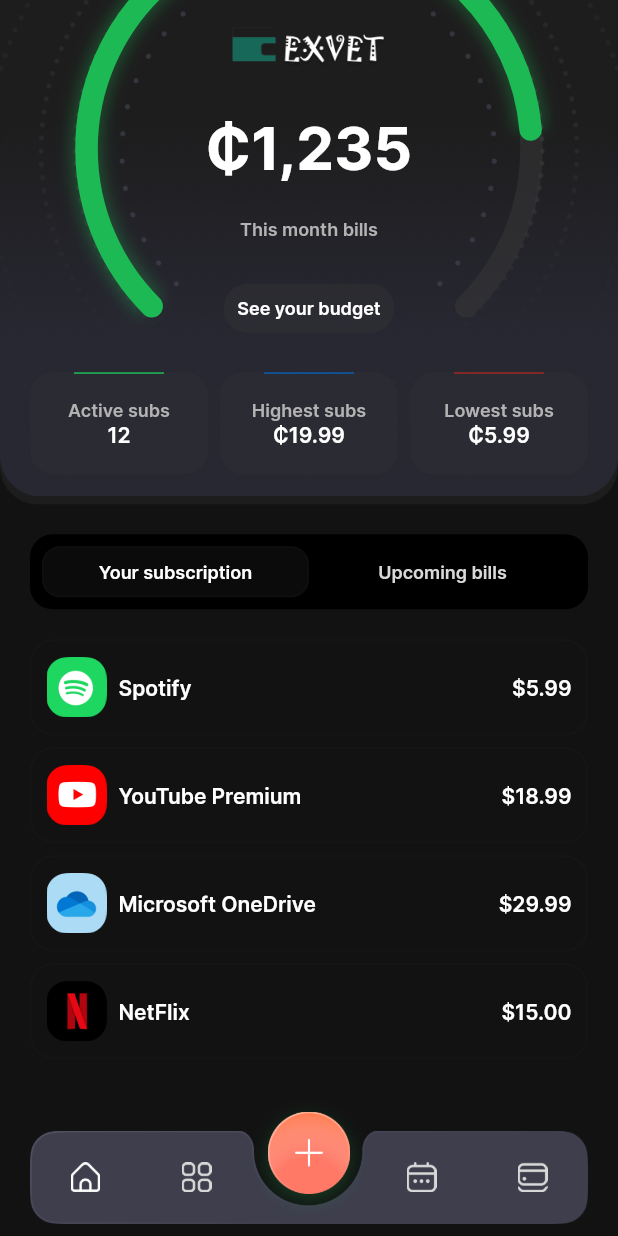
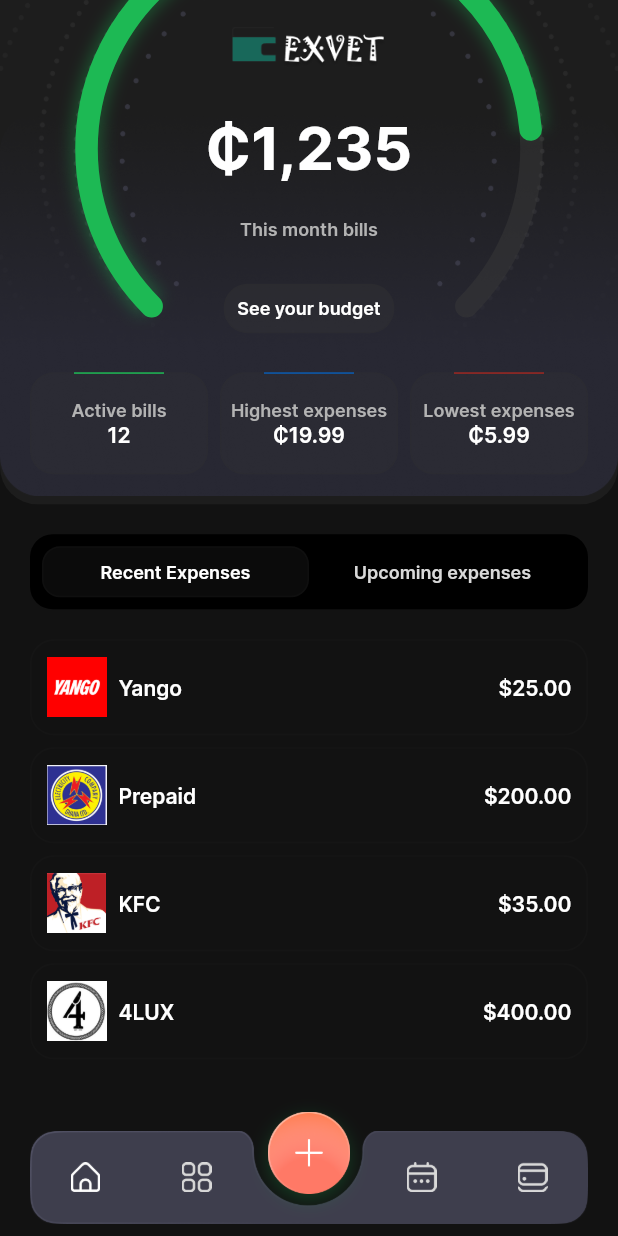
Before and after one commit to NotEkluCalvin/MiniProject_MobileApp, a Flutter app: the screen it shows after launch, scrolled down 117 dp, on a phone screen of 412 x 824 dp. Run offline on Flutter 3.47's test engine with Material 3 defaults, Android fonts, the phone set to English and light mode, and no system bars; our stand-ins replace carousel_slider, dotted_border, scrollable_positioned_list.

Commit message:
Update expenses & bills

```diff
--- a/lib/view/home/home_view.dart
+++ b/lib/view/home/home_view.dart
@@ -19,33 +19,17 @@ class HomeView extends StatefulWidget {
 class _HomeViewState extends State<HomeView> {
   bool isSubscription = true;
   List subArr = [
-    {"name": "Spotify", "icon": "assets/img/spotify_logo.png", "price": "5.99"},
-    {
-      "name": "YouTube Premium",
-      "icon": "assets/img/youtube_logo.png",
-      "price": "18.99"
-    },
-    {
-      "name": "Microsoft OneDrive",
-      "icon": "assets/img/onedrive_logo.png",
-      "price": "29.99"
-    },
-    {"name": "NetFlix", "icon": "assets/img/netflix_logo.png", "price": "15.00"}
+    {"name": "Yango", "icon": "assets/img/yango_logo.png", "price": "25.00"},
+    {"name": "Prepaid", "icon": "assets/img/ecg_logo.png", "price": "200.00"},
+    {"name": "KFC", "icon": "assets/img/kfc_logo.png", "price": "35.00"},
+    {"name": "4LUX", "icon": "assets/img/4lux_logo.png", "price": "400.00"}
   ];
 
   List bilArr = [
-    {"name": "Spotify", "date": DateTime(2024, 08, 08), "price": "5.99"},
-    {
-      "name": "YouTube Premium",
-      "date": DateTime(2024, 08, 08),
-      "price": "18.99"
-    },
-    {
-      "name": "Microsoft OneDrive",
-      "date": DateTime(2024, 08, 08),
-      "price": "29.99"
-    },
-    {"name": "NetFlix", "date": DateTime(2024, 08, 08), "price": "15.00"}
+    {"name": "Yango", "date": DateTime(2024, 08, 08), "price": "25.00"},
+    {"name": "Prepaid", "date": DateTime(2024, 25, 08), "price": "200.00"},
+    {"name": "KFC", "date": DateTime(2024, 08, 08), "price": "35.00"},
+    {"name": "4LUX", "date": DateTime(2024, 17, 08), "price": "400.00"}
   ];
 
   @override
@@ -164,7 +148,7 @@ class _HomeViewState extends State<HomeView> {
                           children: [
                             Expanded(
                               child: StatusButton(
-                                title: "Active subs",
+                                title: "Active bills",
                                 value: "12",
                                 statusColor: TColor.secondary,
                                 onPressed: () {},
@@ -175,7 +159,7 @@ class _HomeViewState extends State<HomeView> {
                             ),
                             Expanded(
                               child: StatusButton(
-                                title: "Highest subs",
+                                title: "Highest expenses",
                                 value: "₵19.99",
                                 statusColor: TColor.primary10,
                                 onPressed: () {},
@@ -186,7 +170,7 @@ class _HomeViewState extends State<HomeView> {
                             ),
                             Expanded(
                               child: StatusButton(
-                                title: "Lowest subs",
+                                title: "Lowest expenses",
                                 value: "₵5.99",
                                 statusColor: TColor.secondaryG,
                                 onPressed: () {},
@@ -210,7 +194,7 @@ class _HomeViewState extends State<HomeView> {
                 children: [
                   Expanded(
                     child: SegmentButton(
-                      title: "Your subscription",
+                      title: "Recent Expenses",
                       isActive: isSubscription,
                       onPressed: () {
                         setState(() {
@@ -221,7 +205,7 @@ class _HomeViewState extends State<HomeView> {
                   ),
                   Expanded(
                     child: SegmentButton(
-                      title: "Upcoming bills",
+                      title: "Upcoming expenses",
                       isActive: !isSubscription,
                       onPressed: () {
                         setState(() {
```
Also changed, not shown: assets/img/4lux_logo.png (added), assets/img/ecg_logo.png (added), assets/img/kfc_logo.png (added), assets/img/yango_logo.png (added).
